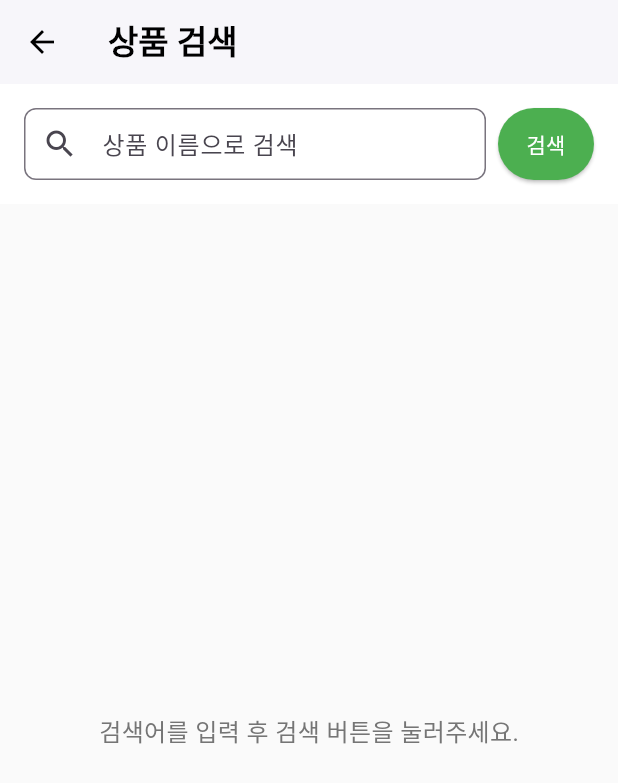
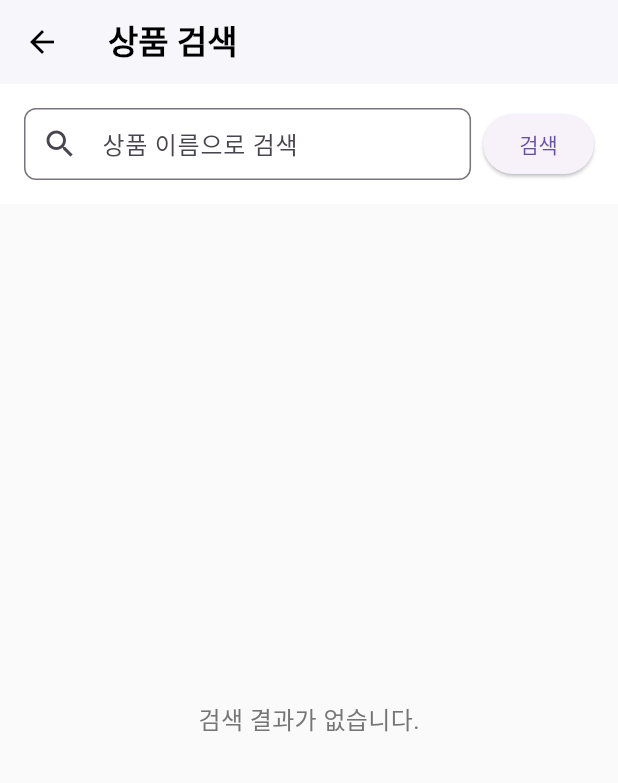
Before and after one commit to wonsang03/carrot, a Flutter app: the screen it shows after launch, after a tap on the "search" icon, on a phone screen of 412 x 824 dp. Shown: the top 783 px of the screen. Run offline on Flutter 3.47's test engine with Material 3 defaults, Android fonts, the phone set to English and light mode, and no system bars; accounts and stored records are empty; network calls fail.

Commit message:
상품 등록 + 더미데이터 삭제

```diff
--- a/lib/main.dart
+++ b/lib/main.dart
@@ -21,7 +21,9 @@ class MyApp extends StatelessWidget {
         fontFamily: 'Roboto',
         scaffoldBackgroundColor: Colors.grey[50],
       ),
-      home: const HomePage(), // 앱 시작 시 보여줄 첫 화면
+      // ✨ [수정된 부분]
+      // HomePage가 상태를 가지는 StatefulWidget이 되었으므로 const 키워드를 제거합니다.
+      home: HomePage(),
     );
   }
 }
--- a/lib/screens/home_page.dart
+++ b/lib/screens/home_page.dart
@@ -3,7 +3,6 @@ import '../models/product.dart';
 import '../models/chat_room.dart';
 import '../widget/bottom_nav_bar.dart';
 import '../services/api_service.dart';
-import '../services/global_state.dart';
 import 'home_screen.dart';
 import 'map_screen.dart';
 import 'chat_list_screen.dart';
@@ -27,6 +26,7 @@ class _HomePageState extends State<HomePage> with TickerProviderStateMixin {
   List<Product> allProducts = [];
   bool _isLoading = true;
   String? _errorMessage;
+  List<Product> _filteredProducts = [];
 
   @override
   void initState() {
@@ -36,7 +36,6 @@ class _HomePageState extends State<HomePage> with TickerProviderStateMixin {
   }
 
   Future<void> _initializeData() async {
-    GlobalState.setDummyUser();
     await _loadProducts();
   }
 
@@ -47,14 +46,28 @@ class _HomePageState extends State<HomePage> with TickerProviderStateMixin {
     });
     try {
       allProducts = await ApiService.fetchProducts();
+      _filteredProducts = allProducts;
     } catch (e) {
       setState(() {
         _errorMessage = '데이터를 불러오는 데 실패했습니다.\n서버가 켜져있는지 확인해주세요.';
       });
       allProducts = [];
+      _filteredProducts = [];
     }
     setState(() {
       _isLoading = false;
+    });
+  }
+
+  void _onSearch(String query) {
+    setState(() {
+      if (query.isEmpty) {
+        _filteredProducts = allProducts;
+      } else {
+        _filteredProducts = allProducts
+            .where((p) => p.Product_Name.toLowerCase().contains(query.toLowerCase()))
+            .toList();
+      }
     });
   }
 
@@ -63,8 +76,9 @@ class _HomePageState extends State<HomePage> with TickerProviderStateMixin {
       context,
       MaterialPageRoute(
         builder: (_) => SearchScreen(
-          allProducts: allProducts,
+          filteredProducts: _filteredProducts,
           onProductTap: _onProductTap,
+          onSearch: _onSearch,
         ),
       ),
     );
@@ -116,12 +130,10 @@ class _HomePageState extends State<HomePage> with TickerProviderStateMixin {
     if (result == 'refresh') await _loadProducts();
   }
 
-  // ✨ [수정된 부분 1] _onChatRoomTap 함수가 userId 파라미터를 추가로 받도록 변경
   void _onChatRoomTap(ChatRoom chatRoom, String userId) {
     Navigator.push(
       context,
       MaterialPageRoute(
-        // ✨ [수정된 부분 2] ChatDetailScreen에 chatRoom과 함께 userId를 전달
         builder: (_) => ChatDetailScreen(
           chatRoom: chatRoom,
           currentUserId: userId,
@@ -143,26 +155,7 @@ class _HomePageState extends State<HomePage> with TickerProviderStateMixin {
       return const Center(child: CircularProgressIndicator());
     }
     if (_errorMessage != null) {
-      return Center(
-        child: Padding(
-          padding: const EdgeInsets.all(16.0),
-          child: Column(
-            mainAxisAlignment: MainAxisAlignment.center,
-            children: [
-              Text(
-                _errorMessage!,
-                textAlign: TextAlign.center,
-                style: const TextStyle(fontSize: 16),
-              ),
-              const SizedBox(height: 16),
-              ElevatedButton(
-                onPressed: _loadProducts,
-                child: const Text('다시 시도'),
-              ),
-            ],
-          ),
-        ),
-      );
+      return Center(child: Text(_errorMessage!));
     }
     switch (_currentIndex) {
       case 0:
@@ -170,10 +163,12 @@ class _HomePageState extends State<HomePage> with TickerProviderStateMixin {
       case 1:
         return MapScreen(products: allProducts, onProductTap: _onProductTap);
       case 2:
-      // ✨ [수정된 부분 3] ChatListScreen에 수정된 _onChatRoomTap 함수를 전달
         return ChatListScreen(onRoomTap: _onChatRoomTap);
       case 3:
-        return const UserProfileScreen();
+      // ✨ [수정된 부분]
+      // 더 이상 존재하지 않는 더미 데이터를 호출하는 대신, 임시 화면을 표시하여 오류를 해결했습니다.
+      // TODO: 로그인 기능 구현 후, 실제 사용자 정보를 UserProfileScreen에 전달해야 합니다.
+        return const Center(child: Text("프로필 화면 준비 중"));
       default:
         return HomeScreen(products: allProducts, onProductTap: _onProductTap);
     }
@@ -188,34 +183,11 @@ class _HomePageState extends State<HomePage> with TickerProviderStateMixin {
         backgroundColor: Colors.white,
         elevation: 1,
         automaticallyImplyLeading: false,
-        iconTheme: const IconThemeData(color: Colors.black),
-        titleSpacing: 0,
-        title: Row(
-          children: [
-            const Padding(
-              padding: EdgeInsets.only(left: 16),
-              child: Text(
-                '대파마켓',
-                style: TextStyle(
-                  fontWeight: FontWeight.bold,
-                  fontSize: 22,
-                  color: Colors.black,
-                ),
-              ),
-            ),
-            const Spacer(),
-            IconButton(
-              icon: const Icon(Icons.search, color: Colors.black),
-              onPressed: _navigateToSearch,
-              tooltip: '상품 검색',
-            ),
-            IconButton(
-              icon: const Icon(Icons.notifications, color: Colors.black),
-              onPressed: _showNotificationDialog,
-              tooltip: '알림',
-            ),
-          ],
-        ),
+        title: const Text('대파마켓', style: TextStyle(color: Colors.black, fontWeight: FontWeight.bold)),
+        actions: [
+          IconButton(icon: const Icon(Icons.search, color: Colors.black), onPressed: _navigateToSearch),
+          IconButton(icon: const Icon(Icons.notifications, color: Colors.black), onPressed: _showNotificationDialog),
+        ],
       )
           : null,
       body: _buildCurrentScreen(),
--- a/lib/screens/search_screen.dart
+++ b/lib/screens/search_screen.dart
@@ -1,17 +1,17 @@
-// search_screen.dart
-
 import 'package:flutter/material.dart';
 import '../models/product.dart';
 import '../widget/product_card.dart';
 
 class SearchScreen extends StatefulWidget {
-  final List<Product> allProducts;
+  final List<Product> filteredProducts;
   final void Function(Product) onProductTap;
+  final void Function(String) onSearch;
 
   const SearchScreen({
     Key? key,
-    required this.allProducts,
+    required this.filteredProducts,
     required this.onProductTap,
+    required this.onSearch,
   }) : super(key: key);
 
   @override
@@ -20,38 +20,6 @@ class SearchScreen extends StatefulWidget {
 
 class _SearchScreenState extends State<SearchScreen> {
   final TextEditingController _searchController = TextEditingController();
-  List<String> recentSearches = [];    // 최근 검색어 저장
-  List<Product> filteredProducts = []; // 검색 결과
-  bool _hasSearched = false;           // 검색 버튼 클릭 여부
-
-  @override
-  void initState() {
-    super.initState();
-    filteredProducts = widget.allProducts; // 처음에는 모든 상품 표시
-  }
-
-  // 🔍 상품 검색 및 기록 저장 함수 (검색 버튼 클릭 시)
-  void _onSearchButtonPressed() {
-    final query = _searchController.text.trim();
-    setState(() {
-      _hasSearched = true;
-      if (query.isEmpty) {
-        filteredProducts = widget.allProducts;
-      } else {
-        filteredProducts = widget.allProducts
-            .where((p) => p.Product_Name.toLowerCase().contains(query.toLowerCase()))
-            .toList();
-        // 최근 검색어에 추가 (중복 제거)
-        if (query.isNotEmpty) {
-          recentSearches.remove(query);
-          recentSearches.insert(0, query);
-          if (recentSearches.length > 5) {
-            recentSearches = recentSearches.sublist(0, 5);
-          }
-        }
-      }
-    });
-  }
 
   @override
   Widget build(BuildContext context) {
@@ -60,14 +28,10 @@ class _SearchScreenState extends State<SearchScreen> {
         backgroundColor: Colors.white,
         elevation: 1,
         iconTheme: const IconThemeData(color: Colors.black),
-        title: const Text(
-          '상품 검색',
-          style: TextStyle(color: Colors.black, fontWeight: FontWeight.bold),
-        ),
+        title: const Text('상품 검색', style: TextStyle(color: Colors.black, fontWeight: FontWeight.bold)),
       ),
       body: Column(
         children: [
-          // 🔍 검색 입력창 및 버튼
           Container(
             padding: const EdgeInsets.all(16),
             color: Colors.white,
@@ -79,69 +43,22 @@ class _SearchScreenState extends State<SearchScreen> {
                     decoration: InputDecoration(
                       hintText: '상품 이름으로 검색',
                       prefixIcon: const Icon(Icons.search),
-                      border: OutlineInputBorder(
-                        borderRadius: BorderRadius.circular(8),
-                      ),
+                      border: OutlineInputBorder(borderRadius: BorderRadius.circular(8)),
                       contentPadding: const EdgeInsets.symmetric(vertical: 0, horizontal: 12),
                     ),
+                    onSubmitted: widget.onSearch,
                   ),
                 ),
                 const SizedBox(width: 8),
                 ElevatedButton(
-                  onPressed: _onSearchButtonPressed,
+                  onPressed: () => widget.onSearch(_searchController.text),
                   child: const Text('검색'),
-                  style: ElevatedButton.styleFrom(
-                    backgroundColor: Colors.green, // 변경된 속성명
-                    foregroundColor: Colors.white, // 변경된 속성명
-                    padding: const EdgeInsets.symmetric(horizontal: 16, vertical: 14),
-                  ),
                 ),
               ],
             ),
           ),
-          const SizedBox(height: 8),
-          // 🔖 최근 검색어 목록 (검색 버튼 클릭 후 항상 표시)
-          if (recentSearches.isNotEmpty) ...[
-            Container(
-              width: double.infinity,
-              color: Colors.white,
-              padding: const EdgeInsets.symmetric(horizontal: 16, vertical: 8),
-              child: const Text('최근 검색어', style: TextStyle(fontWeight: FontWeight.bold)),
-            ),
-            Container(
-              width: double.infinity,
-              color: Colors.white,
-              padding: const EdgeInsets.symmetric(horizontal: 16, vertical: 4),
-              child: Wrap(
-                spacing: 8,
-                children: recentSearches.map((word) {
-                  return GestureDetector(
-                    onTap: () {
-                      _searchController.text = word;
-                      _onSearchButtonPressed();
-                    },
-                    child: Chip(
-                      label: Text(word),
-                      onDeleted: () {
-                        setState(() => recentSearches.remove(word));
-                      },
-                    ),
-                  );
-                }).toList(),
-              ),
-            ),
-          ],
-          const SizedBox(height: 8),
-          // 📦 검색 결과 또는 안내 메시지
           Expanded(
-            child: !_hasSearched
-                ? Center(
-              child: Text(
-                '검색어를 입력 후 검색 버튼을 눌러주세요.',
-                style: TextStyle(color: Colors.grey[600], fontSize: 16),
-              ),
-            )
-                : filteredProducts.isEmpty
+            child: widget.filteredProducts.isEmpty
                 ? Center(
               child: Text(
                 '검색 결과가 없습니다.',
@@ -149,9 +66,9 @@ class _SearchScreenState extends State<SearchScreen> {
               ),
             )
                 : ListView.builder(
-              itemCount: filteredProducts.length,
+              itemCount: widget.filteredProducts.length,
               itemBuilder: (_, i) {
-                final product = filteredProducts[i];
+                final product = widget.filteredProducts[i];
                 return ProductCard(
                   product: product,
                   onTap: () => widget.onProductTap(product),
--- a/lib/screens/sell_item_screen.dart
+++ b/lib/screens/sell_item_screen.dart
@@ -1,8 +1,6 @@
 import 'package:flutter/material.dart';
-import '../models/product.dart';
 import '../services/api_service.dart';
 
-// 상품 등록 화면을 나타내는 위젯입니다.
 class SellItemScreen extends StatefulWidget {
   const SellItemScreen({Key? key}) : super(key: key);
 
@@ -10,50 +8,47 @@ class SellItemScreen extends StatefulWidget {
   State<SellItemScreen> createState() => _SellItemScreenState();
 }
 
-// 상품 등록 화면의 상태를 관리하는 클래스입니다.
 class _SellItemScreenState extends State<SellItemScreen> {
-  final _formKey = GlobalKey<FormState>(); // 폼의 상태를 관리하는 키
-  final _nameCtrl = TextEditingController(); // 상품명 입력 컨트롤러
-  final _priceCtrl = TextEditingController(); // 가격 입력 컨트롤러
-  final _descCtrl = TextEditingController(); // 설명 입력 컨트롤러
-  final _imageCtrl = TextEditingController(); // 이미지 URL 입력 컨트롤러
-  bool _isSubmitting = false; // 등록 버튼을 눌렀을 때 처리 중인지 여부
+  final _formKey = GlobalKey<FormState>();
+  final _nameCtrl = TextEditingController();
+  final _priceCtrl = TextEditingController();
+  final _descCtrl = TextEditingController();
+  final _imageCtrl = TextEditingController();
+  bool _isSubmitting = false;
 
-  // 상품 등록 함수
   Future<void> _submit() async {
-    // 폼의 입력값이 올바른지 검사
     if (!_formKey.currentState!.validate()) return;
-    setState(() { _isSubmitting = true; }); // 등록 중임을 표시
+    setState(() { _isSubmitting = true; });
+
     try {
-      // 상품 객체 생성 (Product_Number는 0으로 넣지만 실제로는 서버에서 자동으로 번호를 할당함)
-      // 서버에서 자동으로 번호를 할당한다면 0이나 null을 넣어도 괜찮아요.
-      final newProduct = Product(
-        Product_Number: "", // 서버에서 실제 번호를 할당하므로 임시로 0을 넣음
-        Product_Name: _nameCtrl.text, // 입력한 상품명
-        Product_Price: int.tryParse(_priceCtrl.text) ?? 0, // 입력한 가격 (숫자로 변환)
-        Product_Picture: _imageCtrl.text, // 입력한 이미지 URL
-        Product_Info: _descCtrl.text, // 입력한 설명
-        Product_State: true, // 판매 중 상태
-        User_Number: 1, // 실제 로그인한 사용자 번호로 바꿔야 함
-        User_location: '내 위치', // 실제 위치 정보로 바꿀 수 있음
-      );
-      // 서버에 상품 등록 요청
-      await ApiService.createProduct(newProduct);
-      // 등록 성공 시 이전 화면으로 돌아가서 상품 목록을 새로고침
+      // 이 값은 실제 로그인된 사용자의 UUID로 교체되어야 합니다.
+      const String currentUserId = '8ac96703-506e-40fe-9ad2-5ba09d9896d5';
+
+      // ✨ [수정] 요청하신 대로 Product_Info (상품 설명) 필드를 다시 추가했습니다.
+      await ApiService.createProduct({
+        'Product_Name': _nameCtrl.text,
+        'Product_Price': int.tryParse(_priceCtrl.text) ?? 0,
+        'Product_Picture': _imageCtrl.text,
+        'Product_Info': _descCtrl.text, // 사용자가 입력한 설명을 포함
+        'Product_Owner': currentUserId,
+      });
+
       if (mounted) Navigator.pop(context, 'refresh');
     } catch (e) {
-      // 등록 실패 시 에러 메시지 표시
-      ScaffoldMessenger.of(context).showSnackBar(
-        SnackBar(content: Text('상품 등록 실패: $e')),
-      );
+      if (mounted) {
+        ScaffoldMessenger.of(context).showSnackBar(
+          SnackBar(content: Text('상품 등록 실패: $e')),
+        );
+      }
     } finally {
-      setState(() { _isSubmitting = false; }); // 등록 처리 끝
+      if (mounted) {
+        setState(() { _isSubmitting = false; });
+      }
     }
   }
 
   @override
   void dispose() {
-    // 입력 컨트롤러 정리 (메모리 누수 방지)
     _nameCtrl.dispose();
     _priceCtrl.dispose();
     _descCtrl.dispose();
@@ -64,46 +59,41 @@ class _SellItemScreenState extends State<SellItemScreen> {
   @override
   Widget build(BuildContext context) {
     return Scaffold(
-      appBar: AppBar(title: const Text('상품 등록')), // 상단에 제목 표시
+      appBar: AppBar(title: const Text('상품 등록')),
       body: Padding(
-        padding: const EdgeInsets.all(16.0), // 화면 전체에 여백
+        padding: const EdgeInsets.all(16.0),
         child: Form(
-          key: _formKey, // 폼의 상태를 관리
+          key: _formKey,
           child: ListView(
             children: [
-              // 상품명 입력
               TextFormField(
                 controller: _nameCtrl,
                 decoration: const InputDecoration(labelText: '상품명'),
                 validator: (v) => v == null || v.isEmpty ? '상품명을 입력하세요' : null,
               ),
-              // 가격 입력
               TextFormField(
                 controller: _priceCtrl,
                 decoration: const InputDecoration(labelText: '가격'),
-                keyboardType: TextInputType.number, // 숫자 키보드
+                keyboardType: TextInputType.number,
                 validator: (v) => v == null || v.isEmpty ? '가격을 입력하세요' : null,
               ),
-              // 설명 입력
               TextFormField(
                 controller: _descCtrl,
                 decoration: const InputDecoration(labelText: '설명'),
-                maxLines: 3, // 여러 줄 입력 가능
+                maxLines: 3,
                 validator: (v) => v == null || v.isEmpty ? '설명을 입력하세요' : null,
               ),
-              // 이미지 URL 입력
               TextFormField(
                 controller: _imageCtrl,
                 decoration: const InputDecoration(labelText: '이미지 URL'),
                 validator: (v) => v == null || v.isEmpty ? '이미지 URL을 입력하세요' : null,
               ),
-              const SizedBox(height: 24), // 버튼과 입력창 사이 간격
-              // 등록 버튼
+              const SizedBox(height: 24),
               ElevatedButton(
-                onPressed: _isSubmitting ? null : _submit, // 처리 중엔 버튼 비활성화
+                onPressed: _isSubmitting ? null : _submit,
                 child: _isSubmitting
-                    ? const CircularProgressIndicator(color: Colors.white) // 처리 중엔 로딩 표시
-                    : const Text('등록하기'), // 평소엔 '등록하기' 글자 표시
+                    ? const CircularProgressIndicator(color: Colors.white)
+                    : const Text('등록하기'),
               ),
             ],
           ),
```
Also changed, not shown: lib/screens/user_profile_screen.dart (+14 -11 lines), lib/services/api_service.dart (+41 -254 lines), 1 other file.
